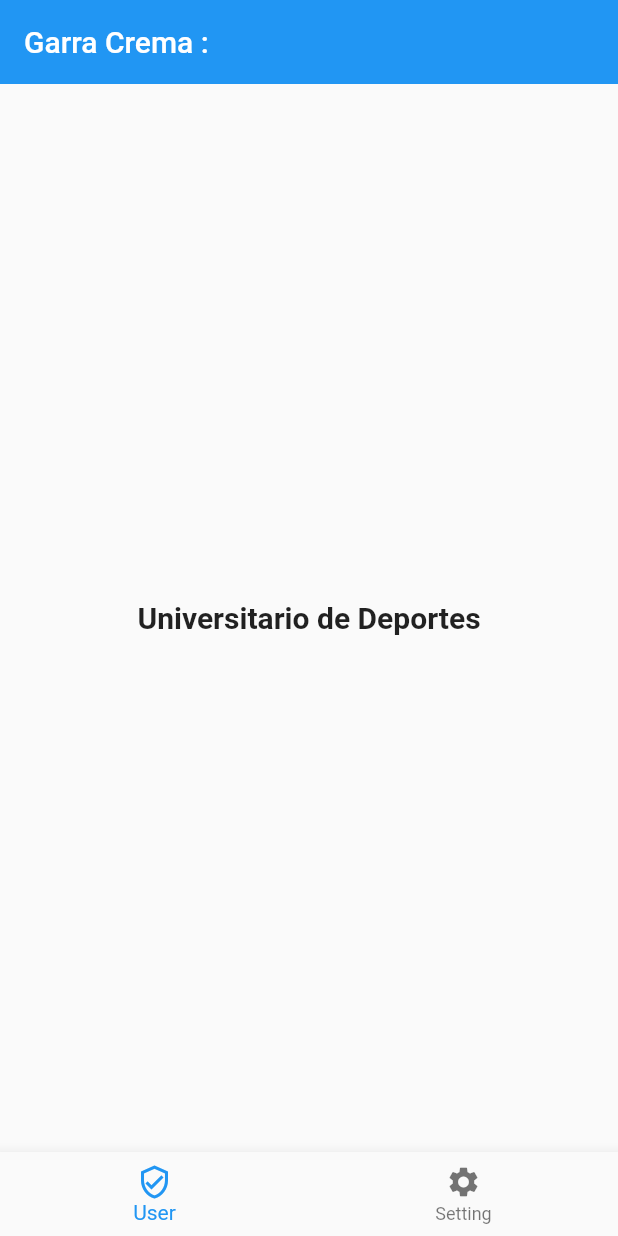
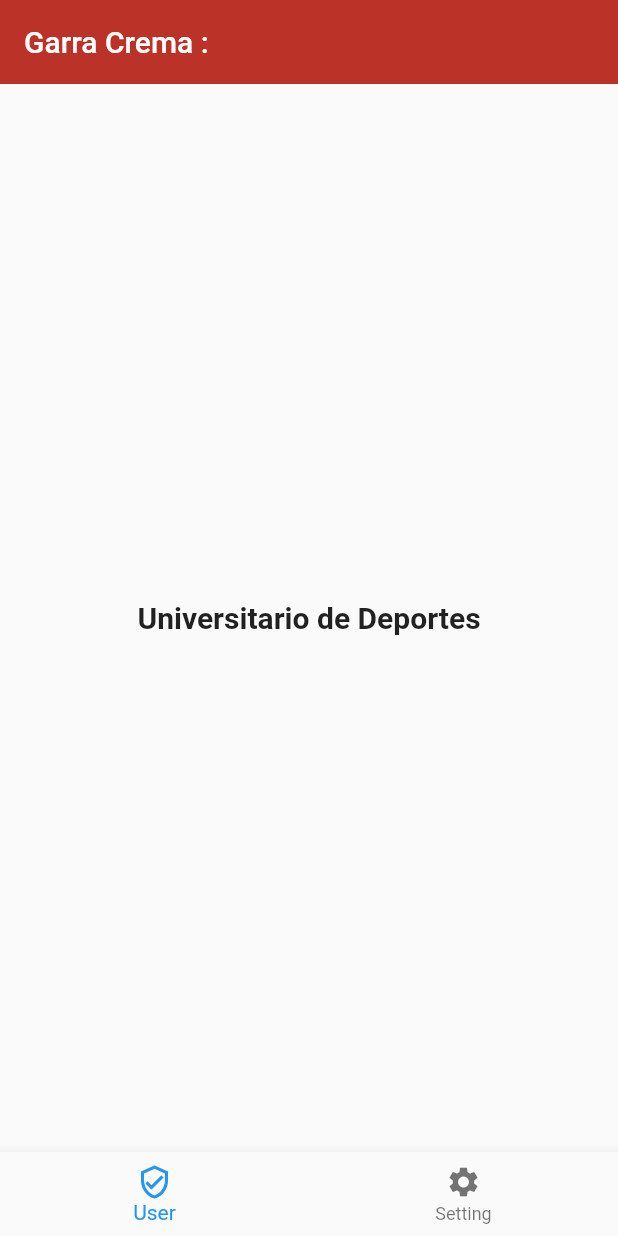
Before and after one commit to ArturoEddin/Flutter_vsc, a Flutter app: the screen it shows after launch, on a phone screen of 412 x 824 dp. Run offline on Flutter 3.47's test engine with Material 2 defaults, Android fonts, the phone set to English and light mode, and no system bars.

```diff
--- a/lib/main.dart
+++ b/lib/main.dart
@@ -1,3 +1,4 @@
+import 'package:bases_flutter/screens/home_screen.dart';
 import 'package:flutter/material.dart';
 import 'package:flutter/services.dart';
 
@@ -20,20 +21,7 @@ class MyApp extends StatelessWidget {
       theme: ThemeData(
         primarySwatch: Colors.blue,
       ),
-      home: Scaffold(
-        appBar: AppBar ( title: Text("Garra Crema :"),elevation: 0,),
-        body: Center(
-          child: Container(
-            child: Text("Universitario de Deportes",style: TextStyle(fontSize: 20,fontWeight:FontWeight.bold),),
-            )
-            ),
-         bottomNavigationBar: BottomNavigationBar(items: const<BottomNavigationBarItem> [
-                BottomNavigationBarItem(icon:Icon(Icons.verified_user_outlined,),label: "User" ),
-                BottomNavigationBarItem(icon: Icon(Icons.settings),label: "Setting")
-
-         ],
-            ),
-    )
+      home: HomeScreen()
     );
   }
 }
--- /dev/null
+++ b/lib/screens/home_screen.dart
@@ -0,0 +1,24 @@
+import 'package:flutter/material.dart';
+
+class HomeScreen extends StatelessWidget {
+  @override
+  Widget build(BuildContext context) {
+    // TODO: implement build
+    return Scaffold(
+
+        appBar: AppBar ( title: Text("Garra Crema :"),elevation: 0,backgroundColor: Color.fromARGB(255, 187, 50, 41)),
+        body: Center(
+          child: Container(
+            child: Text("Universitario de Deportes",style: TextStyle(fontSize: 20,fontWeight:FontWeight.bold),),
+            )
+            ),
+         bottomNavigationBar: BottomNavigationBar(items: const<BottomNavigationBarItem> [
+                BottomNavigationBarItem(icon:Icon(Icons.verified_user_outlined,),label: "User" ),
+                BottomNavigationBarItem(icon: Icon(Icons.settings),label: "Setting")
+
+         ],
+            ),
+    );
+  }
+
+}
```
